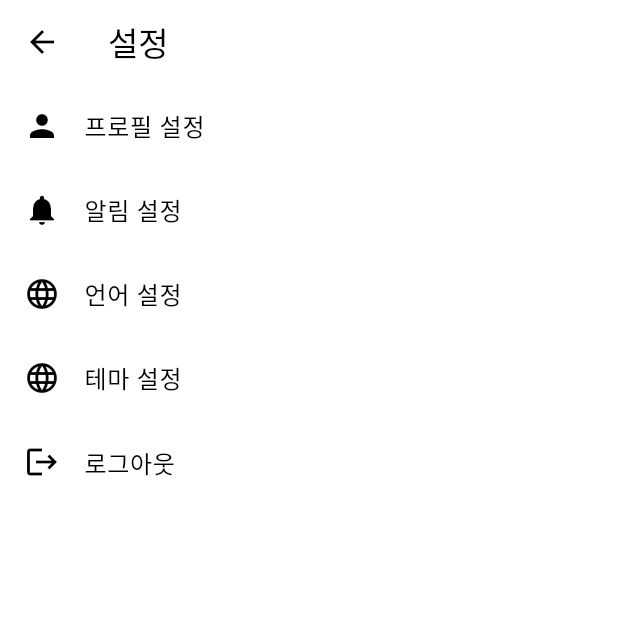
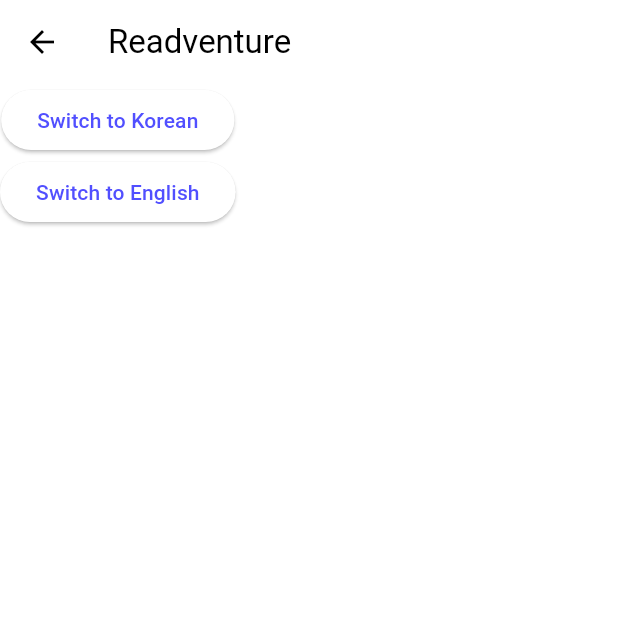
Before and after one commit to ChristineKangHee/Glang, a Flutter app: the SettingsPage screen opened by its route, after a tap on "언어 설정", on a phone screen of 412 x 824 dp, the top half of it. Run offline on Flutter 3.47's test engine with Material 3 defaults, Android fonts, the phone set to English and light mode, and no system bars; our stand-ins replace easy_localization, firebase_auth, firebase_core, flutter_dotenv, flutter_local_notifications, flutter_riverpod and 2 more; accounts and stored records are empty; Roboto replaces fonts that are missing (Pretendard); project files that could hold a hidden picture were left out.

Commit message:
[Feat] 설정 세부 페이지 추가[프로필, 알림, 언어, 테마] (2025.01.03)

```diff
--- /dev/null
+++ b/lib/view/mypage/settings/settings_language.dart
@@ -0,0 +1,41 @@
+/// File: settings_language.dart
+/// Purpose: 언어 설정을 할 수 있게 한다.
+/// Author: 박민준
+/// Created: 2025-01-03
+/// Last Modified: 2025-01-03 by 박민준
+
+import 'package:flutter/material.dart';
+import 'package:flutter_riverpod/flutter_riverpod.dart';
+import '../../../viewmodel/theme_controller.dart';
+import 'package:easy_localization/easy_localization.dart';
+
+class SettingsLanguage extends ConsumerWidget {
+  const SettingsLanguage({super.key});
+
+  @override
+  Widget build(BuildContext context, WidgetRef ref) {
+
+    return Scaffold(
+      appBar:
+      AppBar(
+        title: const Text('app_title').tr(),
+      ),
+      body: Column(
+        children: [
+          ElevatedButton(
+            onPressed: () {
+              context.setLocale(const Locale('ko')); // 한국어로 전환
+            },
+            child: const Text('Switch to Korean'),
+          ),
+          ElevatedButton(
+            onPressed: () {
+              context.setLocale(const Locale('en')); // 영어로 전환
+            },
+            child: const Text('Switch to English'),
+          ),
+        ],
+      ),
+    );
+  }
+}
--- a/lib/view/mypage/settings/settings_page.dart
+++ b/lib/view/mypage/settings/settings_page.dart
@@ -5,12 +5,16 @@
 /// Last Modified: 2025-01-03 by 박민준
 
 import 'package:flutter/material.dart';
+import 'package:flutter_riverpod/flutter_riverpod.dart';
+import '../../../viewmodel/app_state_controller.dart';
 
-class SettingsPage extends StatelessWidget {
+class SettingsPage extends ConsumerWidget {
   const SettingsPage({Key? key}) : super(key: key);
 
   @override
-  Widget build(BuildContext context) {
+  Widget build(BuildContext context, WidgetRef ref) {
+    final appState = ref.watch(appStateProvider); // 사용자 상태
+
     return Scaffold(
       appBar: AppBar(
         title: const Text('설정'),
@@ -22,6 +26,7 @@ class SettingsPage extends StatelessWidget {
             title: const Text('프로필 설정'),
             onTap: () {
               // TODO: 프로필 설정 페이지로 이동
+              Navigator.pushNamed(context, '/mypage/settings/profile');
             },
           ),
           ListTile(
@@ -29,6 +34,7 @@ class SettingsPage extends StatelessWidget {
             title: const Text('알림 설정'),
             onTap: () {
               // TODO: 알림 설정 페이지로 이동
+              Navigator.pushNamed(context, '/mypage/settings/notification');
             },
           ),
           ListTile(
@@ -36,7 +42,7 @@ class SettingsPage extends StatelessWidget {
             title: const Text('언어 설정'),
             onTap: () {
               // TODO: 언어 설정 페이지로 이동
-
+              Navigator.pushNamed(context, '/mypage/settings/language');
             },
           ),
           ListTile(
@@ -52,6 +58,8 @@ class SettingsPage extends StatelessWidget {
             title: const Text('로그아웃'),
             onTap: () {
               // TODO: 로그아웃 기능 구현
+              ref.read(appStateProvider.notifier).clearUser(); // 사용자 로그아웃
+              Navigator.pushNamedAndRemoveUntil(context, '/login', (route) => false);
             },
           ),
         ],
```
Also changed, not shown: lib/app.dart (+7 -1 lines), lib/view/home/home.dart (+0 -18 lines), lib/view/mypage/settings/settings_notification.dart (added, +30 -0 lines), lib/view/mypage/settings/settings_profile.dart (added, +30 -0 lines).
